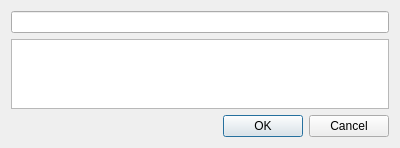
Before: the Qt Designer form expressiondialog.ui in RauchendeKanonen/QwtControl, drawn with Qt 5.
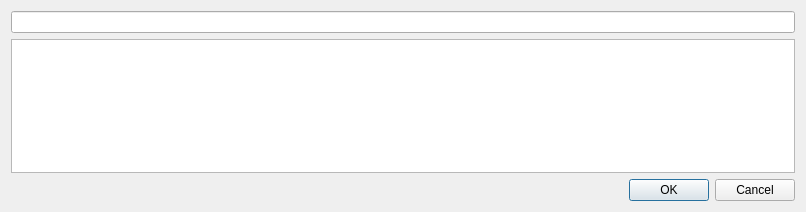
After: the same form once the commit is applied.

```diff
--- a/expressiondialog.ui
+++ b/expressiondialog.ui
@@ -6,8 +6,8 @@
    <rect>
     <x>0</x>
     <y>0</y>
-    <width>400</width>
-    <height>142</height>
+    <width>806</width>
+    <height>212</height>
    </rect>
   </property>
   <property name="windowTitle">
```
